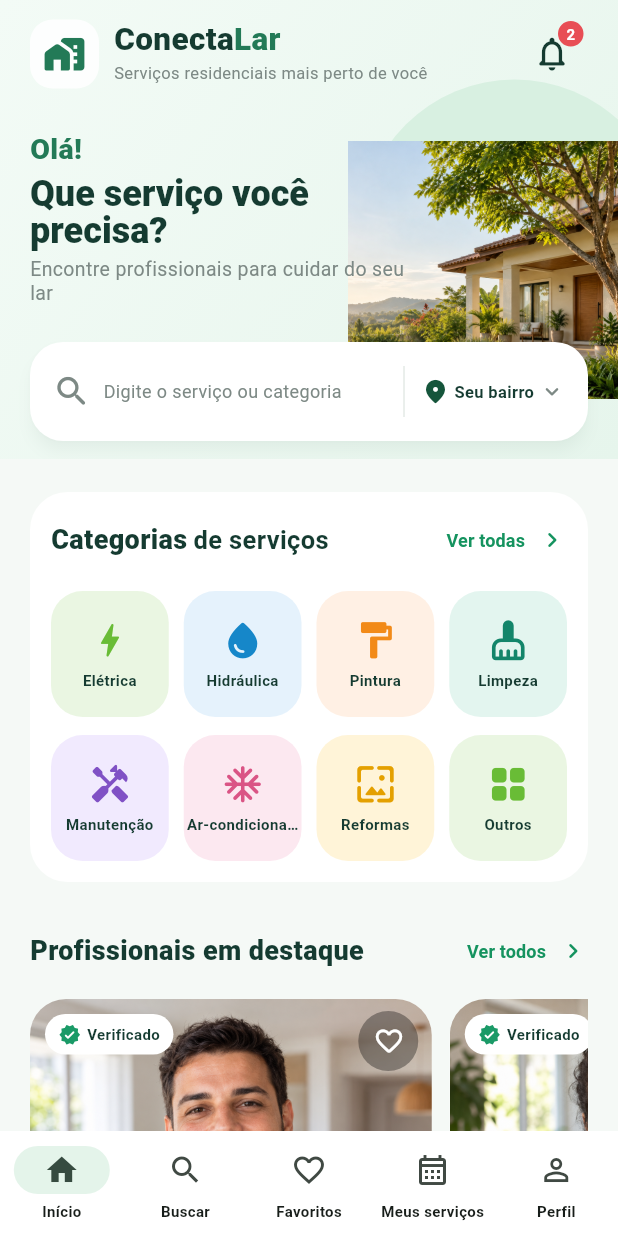
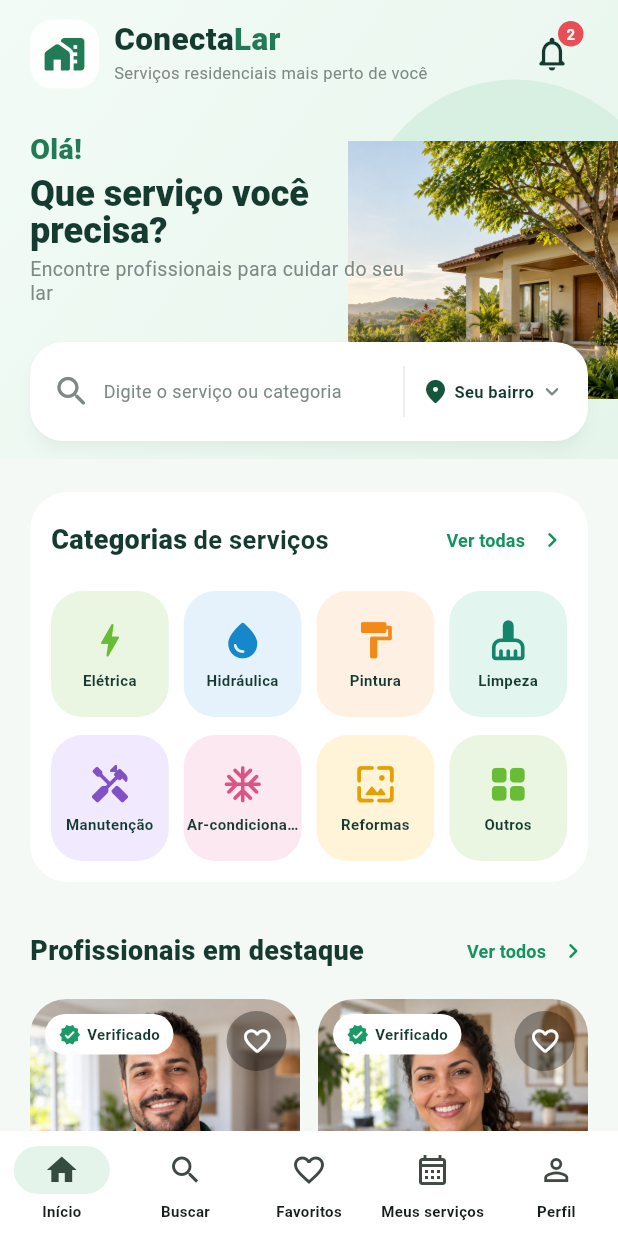
Before and after one commit to dev-stack00/ConectaLar, a Flutter app: the screen it shows after launch, on a phone screen of 412 x 824 dp. Run offline on Flutter 3.47's test engine with Material 3 defaults, Android fonts, the phone set to English and light mode, and no system bars; network calls fail.

Commit message:
Ajusta cards destacados da Home

```diff
--- a/lib/screens/home/home_page.dart
+++ b/lib/screens/home/home_page.dart
@@ -191,28 +191,26 @@ class _HomeContentView extends StatelessWidget {
                 else
                   LayoutBuilder(
                     builder: (context, constraints) {
-                      final cardWidth = (constraints.maxWidth * 0.72).clamp(
-                        230.0,
-                        270.0,
-                      );
-                      return SizedBox(
-                        height: 320,
-                        child: ListView.separated(
-                          scrollDirection: Axis.horizontal,
+                      final columns = constraints.maxWidth < 300 ? 1 : 2;
+                      return GridView.builder(
+                        shrinkWrap: true,
+                        primary: false,
+                        physics: const NeverScrollableScrollPhysics(),
                         itemCount: content.featuredProfessionals.length,
-                          separatorBuilder: (_, _) => const SizedBox(width: 12),
+                        gridDelegate: SliverGridDelegateWithFixedCrossAxisCount(
+                          crossAxisCount: columns,
+                          crossAxisSpacing: 12,
+                          mainAxisSpacing: 12,
+                          childAspectRatio: columns == 1 ? 0.92 : 0.52,
+                        ),
                         itemBuilder: (context, index) {
                           final professional =
                               content.featuredProfessionals[index];
-                            return SizedBox(
-                              width: cardWidth,
-                              child: _FeaturedProfessionalCard(
+                          return _FeaturedProfessionalCard(
                             professional: professional,
                             onTap: () => onProfessionalTap(professional),
-                              ),
                           );
                         },
-                        ),
                       );
                     },
                   ),
@@ -683,7 +681,7 @@ class _FeaturedProfessionalCardState extends State<_FeaturedProfessionalCard> {
           crossAxisAlignment: CrossAxisAlignment.start,
           children: [
             SizedBox(
-              height: 154,
+              height: 136,
               child: Stack(
                 fit: StackFit.expand,
                 children: [
@@ -785,7 +783,7 @@ class _FeaturedProfessionalCardState extends State<_FeaturedProfessionalCard> {
                       maxLines: 1,
                       overflow: TextOverflow.ellipsis,
                       style: const TextStyle(
-                        fontSize: 15,
+                        fontSize: 14,
                         fontWeight: FontWeight.w800,
                         color: AppColors.texto,
                       ),
@@ -881,7 +879,7 @@ class _FeaturedProfessionalCardState extends State<_FeaturedProfessionalCard> {
                       overflow: TextOverflow.ellipsis,
                       style: const TextStyle(
                         color: Color(0xFF15935F),
-                        fontSize: 14,
+                        fontSize: 12,
                         fontWeight: FontWeight.w800,
                       ),
                     ),
```
Lines whose indentation alone changed are shown as unchanged.
